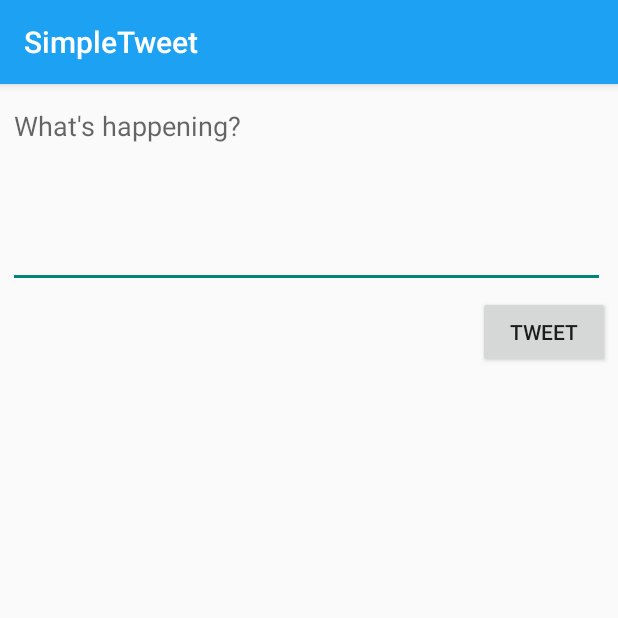
After one commit to NOSH2000/SimpleTweet, an Android app: the ComposeActivity screen opened directly, with no data from a screen before it, on a phone screen of 412 x 824 dp, the top half of it. The commit adds this screen. Run offline under Robolectric (Android 15) with nearby library versions, the phone set to English and light mode, and no system bars; our stand-ins replace Room's generated code; libraries missing offline, so code that uses them is left out: com.codepath.asynchttpclient, com.facebook.stetho, org.parceler; 1 statement that could not run was skipped.

Commit message:
Add part 2 required stories and database

```diff
--- a/app/build.gradle
+++ b/app/build.gradle
@@ -64,4 +64,7 @@ dependencies {
 
     // See https://developer.android.com/jetpack/androidx/releases/appcompat
 //    implementation 'androidx.appcompat:appcompat-1.0.2'
+
+    implementation 'org.parceler:parceler-api:1.1.12'
+    annotationProcessor 'org.parceler:parceler:1.1.12'
 }
--- /dev/null
+++ b/app/src/main/java/com/codepath/apps/restclienttemplate/ComposeActivity.java
@@ -0,0 +1,83 @@
+package com.codepath.apps.restclienttemplate;
+
+import androidx.appcompat.app.AppCompatActivity;
+import okhttp3.Headers;
+
+import android.content.Intent;
+import android.os.Bundle;
+import android.util.Log;
+import android.view.View;
+import android.widget.Button;
+import android.widget.EditText;
+import android.widget.Toast;
+
+import com.codepath.apps.restclienttemplate.models.Tweet;
+import com.codepath.asynchttpclient.callback.JsonHttpResponseHandler;
+
+import org.json.JSONException;
+import org.parceler.Parcels;
+
+public class ComposeActivity extends AppCompatActivity {
+
+    public static final String TAG = "ComposeActivity";
+    public static final int MAX_TWEET_LENGTH = 140;
+
+    EditText etCompose;
+    Button btnTweet;
+
+    TwitterClient client;
+
+    @Override
+    protected void onCreate(Bundle savedInstanceState) {
+        super.onCreate(savedInstanceState);
+        setContentView(R.layout.activity_compose);
+
+        client = TwitterApp.getRestClient(this);
+
+        etCompose = findViewById(R.id.etCompose);
+        btnTweet = findViewById(R.id.btnTweet);
+
+        //Set click listener on button
+        btnTweet.setOnClickListener(new View.OnClickListener() {
+            @Override
+            public void onClick(View v) {
+                // If the tweet is empty or more than the character limit
+                final String tweetContent = etCompose.getText().toString();
+                if(tweetContent.isEmpty()) {
+                    Toast.makeText(ComposeActivity.this, "Sorry, your tweet cannot be empty", Toast.LENGTH_LONG).show();
+                    return;
+                }
+                if(tweetContent.length() > MAX_TWEET_LENGTH){
+                    Toast.makeText(ComposeActivity.this, "Sorry, your tweet is too long", Toast.LENGTH_LONG).show();
+                    return;
+                }
+                Toast.makeText(ComposeActivity.this, tweetContent, Toast.LENGTH_LONG).show();
+
+                // Make an API call to the twitter to publish the tweet
+                client.publishTweet(tweetContent, new JsonHttpResponseHandler() {
+                    @Override
+                    public void onSuccess(int statusCode, Headers headers, JSON json) {
+                        Log.i(TAG, "onSuccess to publish tweet");
+                        try {
+                            Tweet tweet = Tweet.fromJson(json.jsonObject);
+                            Intent intent = new Intent();
+                            intent.putExtra("tweet", Parcels.wrap(tweet));
+                            // Activity finished ok, return the data
+                            setResult(RESULT_OK, intent); // set result code and bundle data for response
+                            finish(); // closes the activity, pass data to parent
+
+                            Log.i(TAG, "Publish tweet says: " + tweet.body);
+                        } catch (JSONException e) {
+                            e.printStackTrace();
+                        }
+                    }
+
+                    @Override
+                    public void onFailure(int statusCode, Headers headers, String response, Throwable throwable) {
+                        Log.e(TAG, "onFailure to publish tweet", throwable);
+                    }
+                });
+            }
+        });
+    }
+}
--- a/app/src/main/java/com/codepath/apps/restclienttemplate/LoginActivity.java
+++ b/app/src/main/java/com/codepath/apps/restclienttemplate/LoginActivity.java
@@ -33,7 +33,6 @@ public class LoginActivity extends OAuthLoginActionBarActivity<TwitterClient> {
 		});
 	}
 
-
 	// Inflate the menu; this adds items to the action bar if it is present.
 	@Override
 	public boolean onCreateOptionsMenu(Menu menu) {
--- a/app/src/main/java/com/codepath/apps/restclienttemplate/MyDatabase.java
+++ b/app/src/main/java/com/codepath/apps/restclienttemplate/MyDatabase.java
@@ -5,10 +5,14 @@ import androidx.room.RoomDatabase;
 
 import com.codepath.apps.restclienttemplate.models.SampleModel;
 import com.codepath.apps.restclienttemplate.models.SampleModelDao;
+import com.codepath.apps.restclienttemplate.models.Tweet;
+import com.codepath.apps.restclienttemplate.models.TweetDao;
+import com.codepath.apps.restclienttemplate.models.User;
 
-@Database(entities={SampleModel.class}, version=1)
+@Database(entities={SampleModel.class, Tweet.class, User.class}, version=2)
 public abstract class MyDatabase extends RoomDatabase {
     public abstract SampleModelDao sampleModelDao();
+    public abstract TweetDao tweetDao();
 
     // Database name to be used
     public static final String NAME = "MyDataBase";
--- /dev/null
+++ b/app/src/main/res/layout/activity_compose.xml
@@ -0,0 +1,32 @@
+<?xml version="1.0" encoding="utf-8"?>
+<RelativeLayout
+    xmlns:android="http://schemas.android.com/apk/res/android"
+    xmlns:app="http://schemas.android.com/apk/res-auto"
+    xmlns:tools="http://schemas.android.com/tools"
+    android:layout_width="match_parent"
+    android:layout_height="match_parent"
+    tools:context=".ComposeActivity">
+
+    <EditText
+        android:id="@+id/etCompose"
+        android:layout_width="398dp"
+        android:layout_height="wrap_content"
+        android:layout_alignParentTop="true"
+        android:layout_marginStart="5dp"
+        android:layout_marginTop="5dp"
+        android:ems="10"
+        android:gravity="start|top"
+        android:hint="What's happening?"
+        android:inputType="textMultiLine"
+        android:minLines="5" />
+
+    <Button
+        android:id="@+id/btnTweet"
+        android:layout_width="wrap_content"
+        android:layout_height="wrap_content"
+        android:layout_alignParentEnd="true"
+        android:layout_below="@+id/etCompose"
+        android:layout_marginEnd="5dp"
+        android:layout_marginTop="5dp"
+        android:text="@string/tweet" />
+</RelativeLayout>
--- a/app/src/main/res/values/strings.xml
+++ b/app/src/main/res/values/strings.xml
@@ -5,5 +5,6 @@
     <string name="login_label">Log in</string>
     <string name="intent_scheme">oauth</string>
     <string name="intent_host">cprest</string>
+    <string name="tweet">Tweet</string>
 
 </resources>
```
Also changed, not shown: app/src/main/AndroidManifest.xml (+4 -3 lines), app/src/main/java/com/codepath/apps/restclienttemplate/TimelineActivity.java (+85 -3 lines), app/src/main/java/com/codepath/apps/restclienttemplate/TwitterClient.java (+8 -0 lines), app/src/main/java/com/codepath/apps/restclienttemplate/models/Tweet.java (+25 -2 lines), app/src/main/java/com/codepath/apps/restclienttemplate/models/TweetDao.java (added, +22 -0 lines), app/src/main/java/com/codepath/apps/restclienttemplate/models/TweetWithUser.java (added, +27 -0 lines), app/src/main/java/com/codepath/apps/restclienttemplate/models/User.java (+30 -0 lines), app/src/main/res/menu/menu_main.xml (added, +10 -0 lines), 1 other file.
